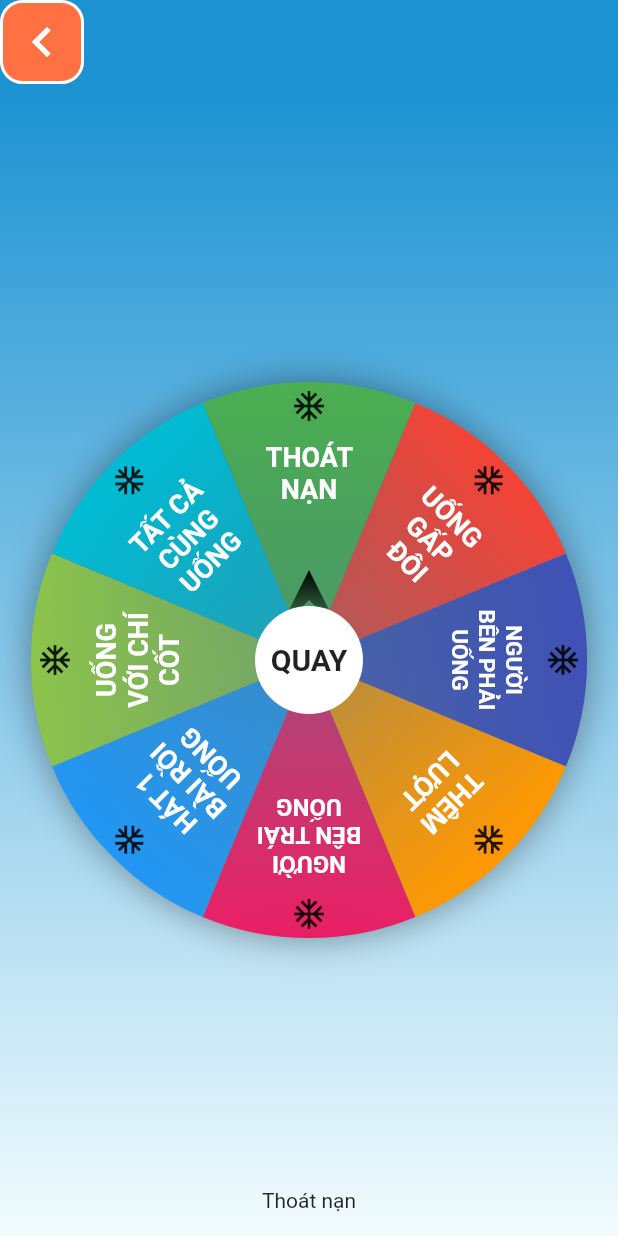
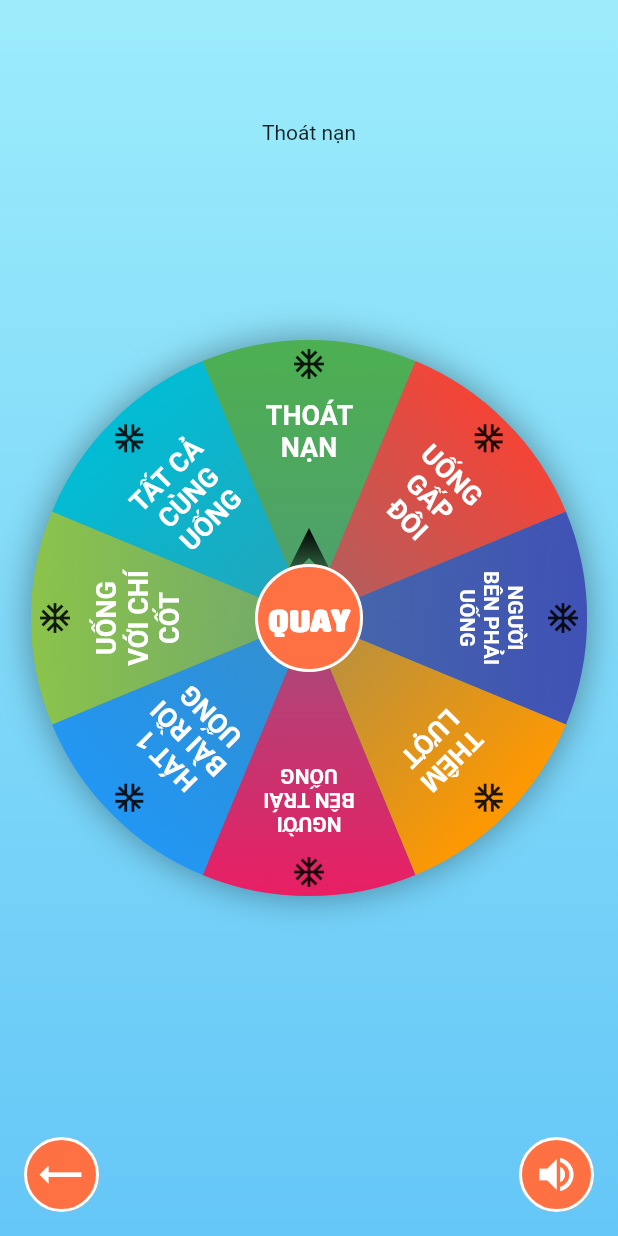
Before and after one commit to andynvt/vong_quay, a Flutter app: the NormalWheel screen opened directly, on a phone screen of 412 x 824 dp. Run offline on Flutter 3.47's test engine with Material 2 defaults, Android fonts, the phone set to English and light mode, and no system bars; drawn by our look-alikes of auto_size_text; our stand-ins replace carousel_slider, shared_preferences; accounts and stored records are empty; Roboto replaces fonts that are missing (UTMSwissCondensed).

Commit message:
update ui giai tri

```diff
--- a/lib/module/home/home_view.dart
+++ b/lib/module/home/home_view.dart
@@ -194,7 +194,7 @@ class _HomeViewState extends State<HomeView> {
                 child: Icon(
                   Icons.play_arrow,
                   color: Colors.white,
-                  size: 60,
+                  size: 70,
                 ),
               ),
             ),
--- a/lib/module/normal_wheel/normal_wheel.dart
+++ b/lib/module/normal_wheel/normal_wheel.dart
@@ -24,11 +24,30 @@ class _NormalWheelState extends State<NormalWheel> with SingleTickerProviderStat
   double _current = 0;
   AnimationController _ctrl;
   Animation _ani;
+  bool _isMute = false;
+
+  void _start() {
+    if (!_ctrl.isAnimating) {
+      var _random = Random().nextDouble();
+      _angle = 20 + Random().nextInt(5) + _random;
+      _ctrl.forward(from: 0.0).then((_) {
+        _current = (_current + _random);
+        _current = _current - _current ~/ 1;
+        _ctrl.reset();
+      });
+    }
+  }
+
+  void _soundClick() {
+    setState(() {
+      _isMute = !_isMute;
+    });
+  }
 
   @override
   void initState() {
     super.initState();
-    var _duration = Duration(milliseconds: 10000);
+    var _duration = Duration(milliseconds: 5000);
     _ctrl = AnimationController(vsync: this, duration: _duration);
     _ani = CurvedAnimation(parent: _ctrl, curve: Curves.fastLinearToSlowEaseIn);
   }
@@ -42,36 +61,16 @@ class _NormalWheelState extends State<NormalWheel> with SingleTickerProviderStat
   @override
   Widget build(BuildContext context) {
     return Scaffold(
-      appBar: AppBar(
-        elevation: 0,
-        backgroundColor: Color(0xff1c92d2),
-        leading: SizedBox(
-          width: 50,
-          height: 50,
-          child: FlatButton(
-            onPressed: Navigator.of(context).pop,
-            padding: const EdgeInsets.all(0),
-            shape: RoundedRectangleBorder(
-              borderRadius: BorderRadius.circular(15),
-              side: BorderSide(color: Colors.white, width: 2),
-            ),
-            color: Colors.deepOrange[400],
-            child: Icon(
-              Icons.chevron_left,
-              color: Colors.white,
-              size: 40,
-            ),
-          ),
-        ),
-      ),
-      body: Container(
+      body: Stack(
+        children: [
+          Container(
             decoration: BoxDecoration(
               gradient: LinearGradient(
                 begin: Alignment.topCenter,
                 end: Alignment.bottomCenter,
                 colors: [
-              Color(0xff1c92d2),
-              Color(0xfff2fcfe),
+                  Color(0xff9CECFB),
+                  Color(0xff65C7F7),
                 ],
               ),
             ),
@@ -84,7 +83,11 @@ class _NormalWheelState extends State<NormalWheel> with SingleTickerProviderStat
                   return Stack(
                     alignment: Alignment.center,
                     children: <Widget>[
-                  BoardView(items: widget.items, current: _current, angle: _angle),
+                      BoardView(
+                        items: widget.items,
+                        current: _current,
+                        angle: _angle,
+                      ),
                       _buildGo(),
                       _buildResult(_value),
                     ],
@@ -93,55 +96,101 @@ class _NormalWheelState extends State<NormalWheel> with SingleTickerProviderStat
               ),
             ),
           ),
+          Positioned(
+            left: 16,
+            bottom: 16,
+            child: SafeArea(
+              child: Container(
+                width: 50,
+                height: 50,
+                child: FlatButton(
+                  onPressed: Navigator.of(context).pop,
+                  padding: const EdgeInsets.all(0),
+                  shape: RoundedRectangleBorder(
+                    borderRadius: BorderRadius.circular(100),
+                    side: BorderSide(color: Colors.white, width: 2),
+                  ),
+                  color: Colors.deepOrange[400],
+                  child: Transform(
+                    alignment: Alignment.center,
+                    transform: Matrix4.rotationY(pi),
+                    child: Icon(
+                      Icons.trending_flat,
+                      color: Colors.white,
+                      size: 35,
+                    ),
+                  ),
+                ),
+              ),
+            ),
+          ),
+          Positioned(
+            right: 16,
+            bottom: 16,
+            child: SafeArea(
+              child: SizedBox(
+                width: 50,
+                height: 50,
+                child: FlatButton(
+                  onPressed: _soundClick,
+                  padding: const EdgeInsets.all(0),
+                  shape: RoundedRectangleBorder(
+                    borderRadius: BorderRadius.circular(100),
+                    side: BorderSide(color: Colors.white, width: 2),
+                  ),
+                  color: _isMute ? Colors.grey : Colors.deepOrange[400],
+                  child: Icon(
+                    _isMute ? Icons.volume_off : Icons.volume_up,
+                    color: Colors.white,
+                    size: 30,
+                  ),
+                ),
+              ),
+            ),
+          ),
+        ],
+      ),
     );
   }
 
   Widget _buildGo() {
-    return Material(
-      color: Colors.white,
-      shape: CircleBorder(),
-      child: InkWell(
-        customBorder: CircleBorder(),
-        child: Container(
-          alignment: Alignment.center,
+    return Container(
+      width: 72,
       height: 72,
-          width: 72,
+      child: FlatButton(
+        onPressed: _start,
+        padding: const EdgeInsets.all(0),
+        shape: RoundedRectangleBorder(
+          borderRadius: BorderRadius.circular(100),
+          side: BorderSide(color: Colors.white, width: 2),
+        ),
+        color: Colors.deepOrange[400],
         child: Text(
           "QUAY",
-            style: TextStyle(fontSize: 20, fontWeight: FontWeight.bold),
+          style: TextStyle(
+            fontFamily: 'SFURhythmRegular',
+            fontSize: 23,
+            color: Colors.white,
           ),
         ),
-        onTap: _animation,
       ),
     );
   }
 
-  void _animation() {
-    if (!_ctrl.isAnimating) {
-      var _random = Random().nextDouble();
-      _angle = 20 + Random().nextInt(5) + _random;
-      _ctrl.forward(from: 0.0).then((_) {
-        _current = (_current + _random);
-        _current = _current - _current ~/ 1;
-        _ctrl.reset();
-      });
-    }
+  Widget _buildResult(_value) {
+    var _index = _calIndex(_value * _angle + _current);
+    // String _asset = widget.items[_index].asset;
+    return Align(
+      alignment: Alignment.topCenter,
+      child: Padding(
+        padding: const EdgeInsets.only(top: 80),
+        child: Text(widget.items[_index].name),
+      ),
+    );
   }
 
   int _calIndex(value) {
     var _base = (2 * pi / widget.items.length / 2) / (2 * pi);
     return (((_base + value) % 1) * widget.items.length).floor();
   }
-
-  Widget _buildResult(_value) {
-    var _index = _calIndex(_value * _angle + _current);
-    // String _asset = widget.items[_index].asset;
-    return Padding(
-      padding: EdgeInsets.symmetric(vertical: 16.0),
-      child: Align(
-        alignment: Alignment.bottomCenter,
-        child: Text(widget.items[_index].name),
-      ),
-    );
 }
-}
--- a/lib/widget/arrow_view.dart
+++ b/lib/widget/arrow_view.dart
@@ -18,7 +18,10 @@ class ArrowView extends StatelessWidget {
                 gradient: LinearGradient(
                   begin: Alignment.topCenter,
                   end: Alignment.bottomCenter,
-                  colors: [Colors.black12, Colors.black],
+                  colors: [
+                    Colors.black12,
+                    Colors.black,
+                  ],
                 ),
               ),
               height: 40,
--- a/lib/widget/board_view.dart
+++ b/lib/widget/board_view.dart
@@ -98,7 +98,7 @@ class _BoardViewState extends State<BoardView> {
         child: ConstrainedBox(
           constraints: BoxConstraints.expand(
             height: size.height / 3,
-            width: 70,
+            width: 65,
           ),
           child: Column(
             children: <Widget>[
@@ -113,6 +113,7 @@ class _BoardViewState extends State<BoardView> {
                   maxLines: 3,
                   textAlign: TextAlign.center,
                   style: TextStyle(
+                    fontFamily: 'UTMSwissCondensed',
                     color: Colors.white,
                     fontSize: 18,
                     fontWeight: FontWeight.bold,
--- a/pubspec.yaml
+++ b/pubspec.yaml
@@ -29,5 +29,8 @@ flutter:
   fonts:
     - family: SFURhythmRegular
       fonts:
-        # - asset: assets/fonts/Pony.ttf
         - asset: assets/fonts/SFURhythmRegular.TTF
+
+    - family: UTMSwissCondensed
+      fonts:
+        - asset: assets/fonts/UTMSwissCondensed.TTF
```
Also changed, not shown: assets/fonts/UTMSwissCondensed.ttf (added). Lines whose indentation alone changed are shown as unchanged.
